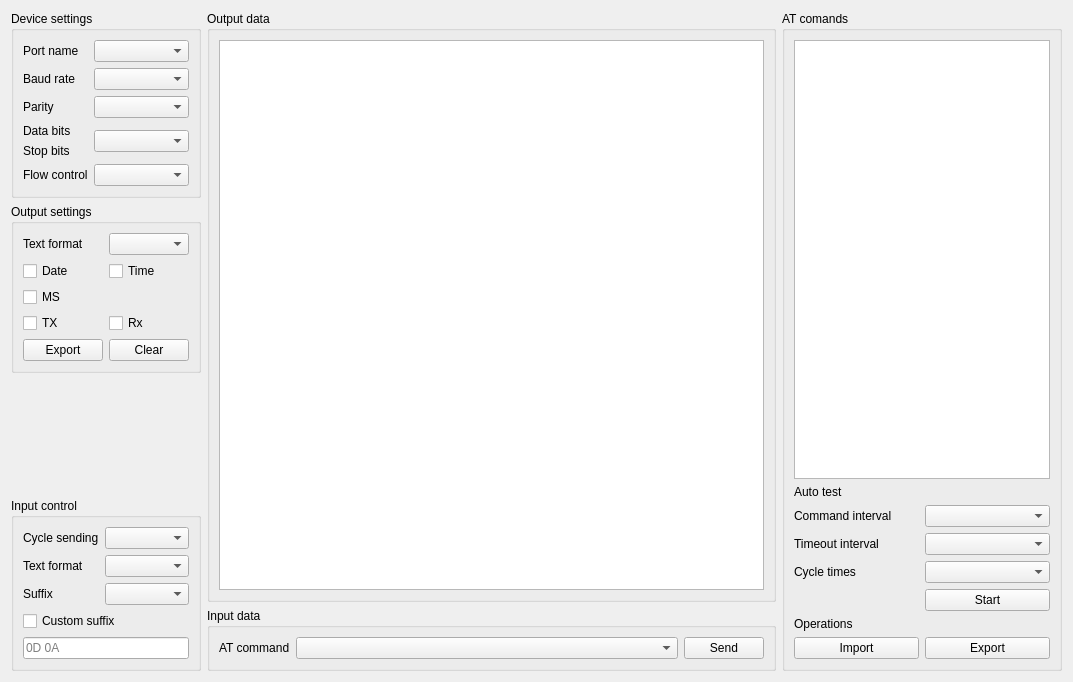
x-tools-author/x-tools, file src/tools/atassistant/src/atassistant/SAKAtAssistant.ui: the form before one commit.
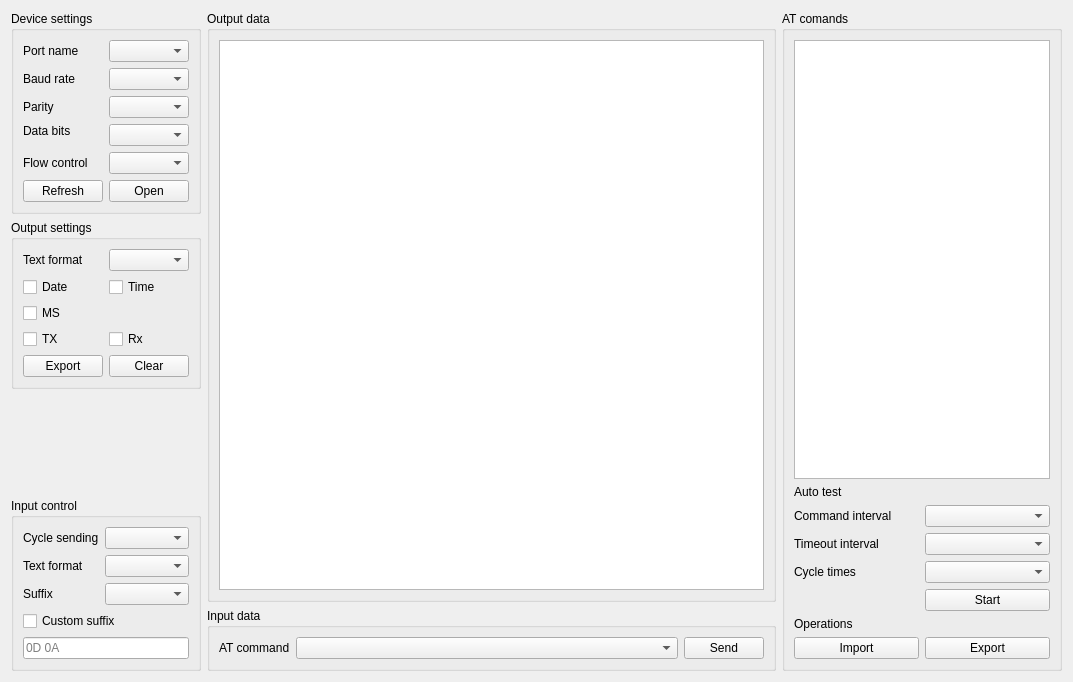
The form after the commit.

Commit message: chore: import interfaces

Diff of the .ui file:
```diff
--- a/src/tools/atassistant/src/atassistant/SAKAtAssistant.ui
+++ b/src/tools/atassistant/src/atassistant/SAKAtAssistant.ui
@@ -53,7 +53,27 @@
        </widget>
       </item>
       <item row="0" column="1">
-       <widget class="QComboBox" name="comboBox">
+       <widget class="QComboBox" name="portNameComboBox">
+        <property name="sizePolicy">
+         <sizepolicy hsizetype="Ignored" vsizetype="Fixed">
+          <horstretch>0</horstretch>
+          <verstretch>0</verstretch>
+         </sizepolicy>
+        </property>
+       </widget>
+      </item>
+      <item row="1" column="1">
+       <widget class="QComboBox" name="baudRateComboBox">
+        <property name="sizePolicy">
+         <sizepolicy hsizetype="Ignored" vsizetype="Fixed">
+          <horstretch>0</horstretch>
+          <verstretch>0</verstretch>
+         </sizepolicy>
+        </property>
+       </widget>
+      </item>
+      <item row="5" column="1">
+       <widget class="QComboBox" name="flowControlComboBox">
         <property name="sizePolicy">
          <sizepolicy hsizetype="Ignored" vsizetype="Fixed">
           <horstretch>0</horstretch>
@@ -75,10 +95,10 @@
         </property>
        </widget>
       </item>
-      <item row="1" column="1">
-       <widget class="QComboBox" name="comboBox_2">
+      <item row="0" column="0">
+       <widget class="QLabel" name="label">
         <property name="sizePolicy">
-         <sizepolicy hsizetype="Ignored" vsizetype="Fixed">
+         <sizepolicy hsizetype="Ignored" vsizetype="Preferred">
           <horstretch>0</horstretch>
           <verstretch>0</verstretch>
          </sizepolicy>
@@ -98,16 +118,6 @@
         </property>
        </widget>
       </item>
-      <item row="2" column="1">
-       <widget class="QComboBox" name="comboBox_3">
-        <property name="sizePolicy">
-         <sizepolicy hsizetype="Ignored" vsizetype="Fixed">
-          <horstretch>0</horstretch>
-          <verstretch>0</verstretch>
-         </sizepolicy>
-        </property>
-       </widget>
-      </item>
       <item row="3" column="0">
        <widget class="QLabel" name="label_4">
         <property name="sizePolicy">
@@ -121,29 +131,6 @@
         </property>
        </widget>
       </item>
-      <item row="3" column="1" rowspan="2">
-       <widget class="QComboBox" name="comboBox_4">
-        <property name="sizePolicy">
-         <sizepolicy hsizetype="Ignored" vsizetype="Fixed">
-          <horstretch>0</horstretch>
-          <verstretch>0</verstretch>
-         </sizepolicy>
-        </property>
-       </widget>
-      </item>
-      <item row="4" column="0">
-       <widget class="QLabel" name="label_5">
-        <property name="sizePolicy">
-         <sizepolicy hsizetype="Ignored" vsizetype="Preferred">
-          <horstretch>0</horstretch>
-          <verstretch>0</verstretch>
-         </sizepolicy>
-        </property>
-        <property name="text">
-         <string>Stop bits</string>
-        </property>
-       </widget>
-      </item>
       <item row="5" column="0">
        <widget class="QLabel" name="label_6">
         <property name="sizePolicy">
@@ -157,8 +144,8 @@
         </property>
        </widget>
       </item>
-      <item row="5" column="1">
-       <widget class="QComboBox" name="comboBox_5">
+      <item row="3" column="1" rowspan="2">
+       <widget class="QComboBox" name="dataBitsComboBox">
         <property name="sizePolicy">
          <sizepolicy hsizetype="Ignored" vsizetype="Fixed">
           <horstretch>0</horstretch>
@@ -167,6 +154,30 @@
         </property>
        </widget>
       </item>
+      <item row="2" column="1">
+       <widget class="QComboBox" name="parityComboBox">
+        <property name="sizePolicy">
+         <sizepolicy hsizetype="Ignored" vsizetype="Fixed">
+          <horstretch>0</horstretch>
+          <verstretch>0</verstretch>
+         </sizepolicy>
+        </property>
+       </widget>
+      </item>
+      <item row="6" column="0">
+       <widget class="QPushButton" name="refreshPushButton">
+        <property name="text">
+         <string>Refresh</string>
+        </property>
+       </widget>
+      </item>
+      <item row="6" column="1">
+       <widget class="QPushButton" name="openPushButton">
+        <property name="text">
+         <string>Open</string>
+        </property>
+       </widget>
+      </item>
      </layout>
     </widget>
    </item>
```
Left out of the diff: 58 changed lines with no effect on the pictures. The commit also changes 2 other files.
